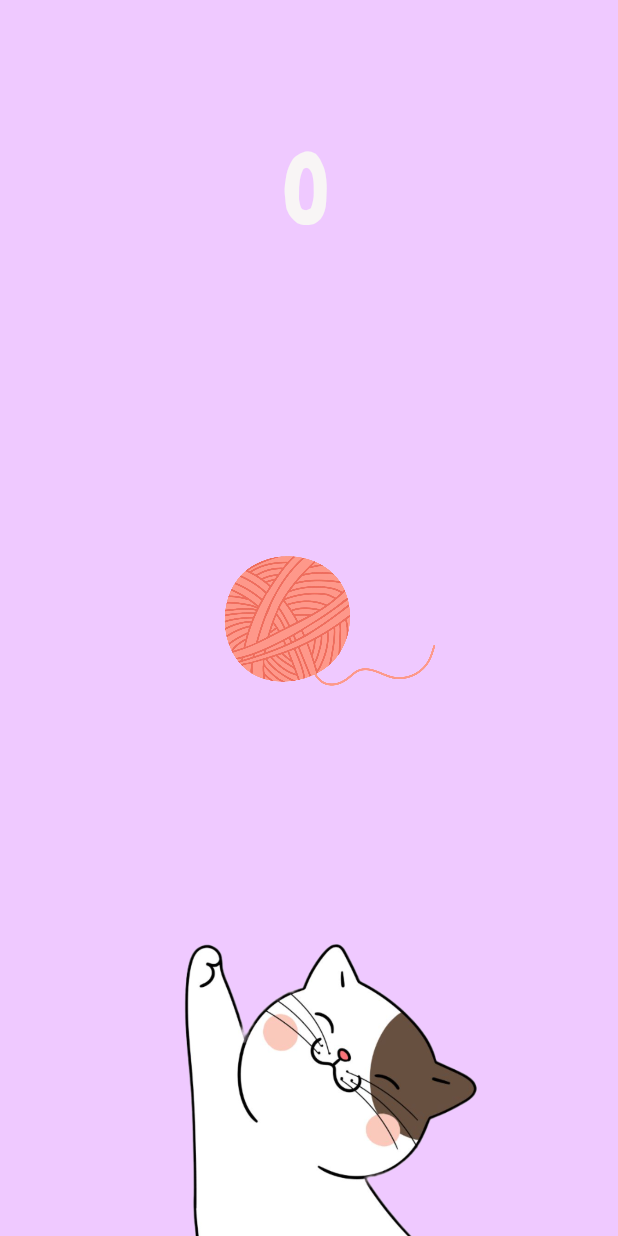
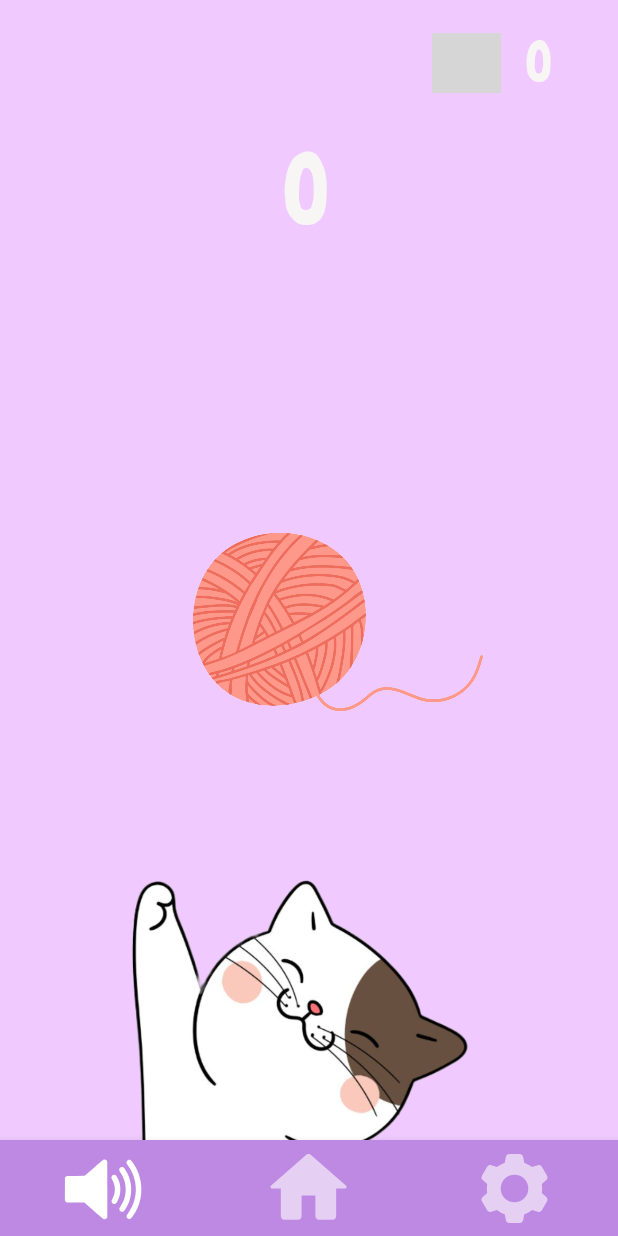
Before and after one commit to Isa2604/Lab.DisMov, an Android app: the CatBounce screen opened directly, with no data from a screen before it, on a phone screen of 412 x 824 dp. Run offline under Robolectric (Android 15) with nearby library versions, the phone set to English and light mode, and no system bars; grey boxes are pictures that could not be loaded.

Commit message:
Modifique contador de puntuacion más alta

```diff
--- a/app/src/main/java/com/example/playground/CatBounce.java
+++ b/app/src/main/java/com/example/playground/CatBounce.java
@@ -7,8 +7,12 @@ import android.view.View;
 import android.widget.ImageView;
 import android.widget.TextView;
 import android.widget.Toast;
+import android.view.MenuItem;
 
+import androidx.annotation.NonNull;
 import androidx.appcompat.app.AppCompatActivity;
+
+import com.google.android.material.bottomnavigation.BottomNavigationView;
 
 public class CatBounce extends AppCompatActivity {
 
@@ -23,16 +27,56 @@ public class CatBounce extends AppCompatActivity {
     private final float GRAVITY = 1.0f; // Gravedad aplicada a la pelota
 
     private final int FLOOR_HEIGHT_OFFSET = 170; // Offset de altura para el suelo
+    private int highScore = 0; // Variable para almacenar el puntaje máximo
+    private TextView highScoreTextView; // Declaración de la variable TextView para el puntaje máximo
+    private BottomNavigationView bottomNavigationView;
+
 
     @Override
     protected void onCreate(Bundle savedInstanceState) {
         super.onCreate(savedInstanceState);
         setContentView(R.layout.catbounce_layout);
 
+
         getSupportActionBar().hide();
+
+        bottomNavigationView = findViewById(R.id.nav_view);
+
+        bottomNavigationView.setOnNavigationItemSelectedListener(new BottomNavigationView.OnNavigationItemSelectedListener() {
+            @Override
+            public boolean onNavigationItemSelected(@NonNull MenuItem item) {
+                switch (item.getItemId()) {
+                    case R.id.navigation_notifications:
+                        // Acción para el ítem de notificaciones (sonido)
+                        // Agrega aquí el código que deseas ejecutar cuando se haga clic en el ítem de notificaciones
+                        Toast.makeText(CatBounce.this, "Sonido seleccionado", Toast.LENGTH_SHORT).show();
+                        return true;
+                    case R.id.navigation_home:
+                        // Acción para el ítem de inicio (home)
+                        // Agrega aquí el código que deseas ejecutar cuando se haga clic en el ítem de inicio
+                        Toast.makeText(CatBounce.this, "Inicio seleccionado", Toast.LENGTH_SHORT).show();
+                        return true;
+                    case R.id.navigation_dashboard:
+                        // Acción para el ítem de dashboard (ajustes)
+                        // Agrega aquí el código que deseas ejecutar cuando se haga clic en el ítem de ajustes
+                        Toast.makeText(CatBounce.this, "Ajustes seleccionados", Toast.LENGTH_SHORT).show();
+                        return true;
+                }
+                return false;
+            }
+        });
 
         ballImageView = findViewById(R.id.ball);
         scoreTextView = findViewById(R.id.scoreTextView);
+
+
+
+
+        // Dentro de onCreate después de inicializar los elementos de la interfaz de usuario
+        highScoreTextView = findViewById(R.id.highScoreTextView);
+        updateHighScore(); // Actualizar el TextView con el puntaje máximo inicial
+
+
 
         ballImageView.setOnTouchListener(new View.OnTouchListener() {
             @Override
@@ -49,11 +93,20 @@ public class CatBounce extends AppCompatActivity {
                     ballSpeedY -= score * 0.7; // Aumentar la velocidad vertical con cada toque
                     return true;
                 }
+                if (score > highScore) {
+                    highScore = score; // Actualizar el puntaje máximo si el puntaje actual es mayor
+                    updateHighScore(); // Actualizar el TextView del puntaje máximo
+                }
+
                 return false;
             }
         });
 
         handler = new Handler();
+    }
+
+    private void updateHighScore() {
+        highScoreTextView.setText(""+highScore);
     }
 
     @Override
@@ -90,9 +143,12 @@ public class CatBounce extends AppCompatActivity {
         // Calcular nueva posición de la pelota
         float newX = ballImageView.getX() + ballSpeedX;
         float newY = ballImageView.getY() + ballSpeedY;
-
         // Verificar si la pelota ha tocado los bordes horizontales
-        if (newX <= 0 || newX >= getWindow().getDecorView().getWidth() - ballImageView.getWidth()) {
+        if (newX <= 0) {
+            newX = 0; // Asegurarse de que la pelota no se salga del borde izquierdo
+            ballSpeedX = -ballSpeedX; // Invertir la dirección horizontal
+        } else if (newX >= getWindow().getDecorView().getWidth() - ballImageView.getWidth()) {
+            newX = getWindow().getDecorView().getWidth() - ballImageView.getWidth(); // Asegurarse de que la pelota no se salga del borde derecho
             ballSpeedX = -ballSpeedX; // Invertir la dirección horizontal
         }
 
@@ -114,6 +170,9 @@ public class CatBounce extends AppCompatActivity {
         // Actualizar la posición de la pelota
         ballImageView.setX(newX);
         ballImageView.setY(newY);
+
+        // Agregar rotación a la pelota
+        ballImageView.setRotation(ballImageView.getRotation() + 3); // Cambia el ángulo de rotación gradualmente
     }
 
     private void showGameOverMessage() {
--- a/app/src/main/res/layout/catbounce_layout.xml
+++ b/app/src/main/res/layout/catbounce_layout.xml
@@ -2,25 +2,38 @@
 <RelativeLayout xmlns:android="http://schemas.android.com/apk/res/android"
     android:layout_width="match_parent"
     android:layout_height="match_parent"
+    xmlns:app="http://schemas.android.com/apk/res-auto"
     android:background="@color/cat_bounce">
 
     <ImageView
         android:id="@+id/ball"
-        android:layout_width="170dp"
-        android:layout_height="160dp"
+        android:layout_width="234dp"
+        android:layout_height="245dp"
         android:layout_centerInParent="true"
         android:src="@drawable/ball" />
 
     <ImageView
+        android:id="@+id/trophy"
+        android:layout_width="39dp"
+        android:layout_height="40dp"
+        android:layout_alignParentStart="true"
+        android:layout_alignParentTop="true"
+        android:layout_marginStart="288dp"
+        android:layout_marginTop="22dp"
+        android:layout_marginEnd="16dp"
+        android:layout_toStartOf="@+id/highScoreTextView"
+        android:src="@drawable/trophy" />
+
+    <ImageView
         android:id="@+id/cat"
-        android:layout_width="330dp"
-        android:layout_height="336dp"
+        android:layout_width="393dp"
+        android:layout_height="448dp"
         android:layout_alignParentStart="true"
         android:layout_alignParentEnd="true"
         android:layout_alignParentBottom="true"
-        android:layout_marginStart="90dp"
-        android:layout_marginEnd="-10dp"
-        android:layout_marginBottom="-16dp"
+        android:layout_marginStart="50dp"
+        android:layout_marginEnd="-19dp"
+        android:layout_marginBottom="-36dp"
         android:src="@drawable/cat" />
 
     <TextView
@@ -39,4 +52,34 @@
         android:textColor="#F8F5F5"
         android:textSize="70sp" />
 
+    <TextView
+        android:id="@+id/highScoreTextView"
+        android:layout_width="wrap_content"
+        android:layout_height="wrap_content"
+        android:layout_alignParentTop="true"
+        android:layout_alignParentEnd="true"
+        android:layout_marginTop="16dp"
+        android:layout_marginEnd="44dp"
+        android:fontFamily="@font/bobby_jones"
+        android:text="0"
+        android:textColor="#F8F5F5"
+        android:textSize="40sp" />
+
+    <com.google.android.material.bottomnavigation.BottomNavigationView
+        android:id="@+id/nav_view"
+        style="@style/BottomNavigationStyle"
+        android:layout_width="match_parent"
+        android:layout_height="64dp"
+        android:layout_alignParentStart="true"
+        android:layout_alignParentBottom="true"
+        android:layout_marginStart="0dp"
+        android:layout_marginBottom="0dp"
+        android:background="#BE89E3"
+        app:itemIconSize="55dp"
+        app:labelVisibilityMode="unlabeled"
+        app:layout_constraintBottom_toBottomOf="parent"
+        app:layout_constraintHorizontal_bias="0.0"
+        app:layout_constraintLeft_toLeftOf="parent"
+        app:layout_constraintRight_toRightOf="parent"
+        app:menu="@menu/bottom_nav_menu" />
 </RelativeLayout>
```
